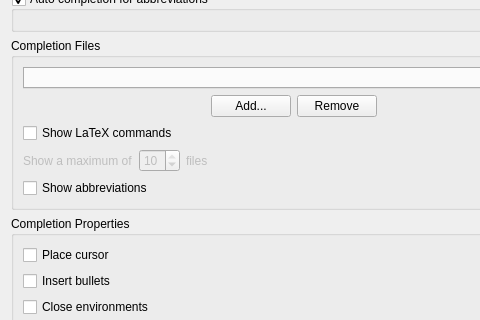
KDE/kile, file src/widgets/codecompletionconfigwidget.ui: the form before one commit; both pictures show x 0 to 480 and y 90 to 410 of the 588 by 601 pixel window.
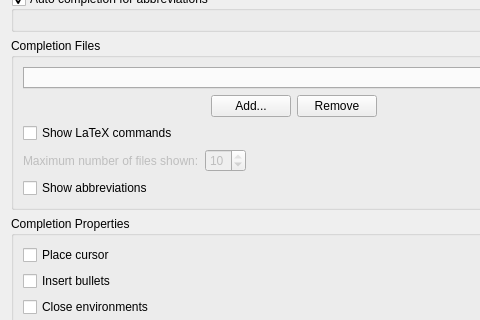
The form after the commit. Custom widgets are drawn as their Qt base class.

Commit message: Avoid puzzle sentence.

What changed in the file:
```diff
--- a/src/widgets/codecompletionconfigwidget.ui
+++ b/src/widgets/codecompletionconfigwidget.ui
@@ -158,7 +158,7 @@
            <bool>false</bool>
           </property>
           <property name="text">
-           <string>Show a maximum of</string>
+           <string>Maximum number of files shown:</string>
           </property>
          </widget>
         </item>
@@ -178,16 +178,6 @@
           </property>
          </widget>
         </item>
-        <item>
-         <widget class="QLabel" name="label_4">
-          <property name="enabled">
-           <bool>false</bool>
-          </property>
-          <property name="text">
-           <string>files</string>
-          </property>
-         </widget>
-        </item>
         <item>
          <spacer name="horizontalSpacer_5">
           <property name="orientation">
```
Left out of the diff: 16 changed lines with no effect on the pictures.
